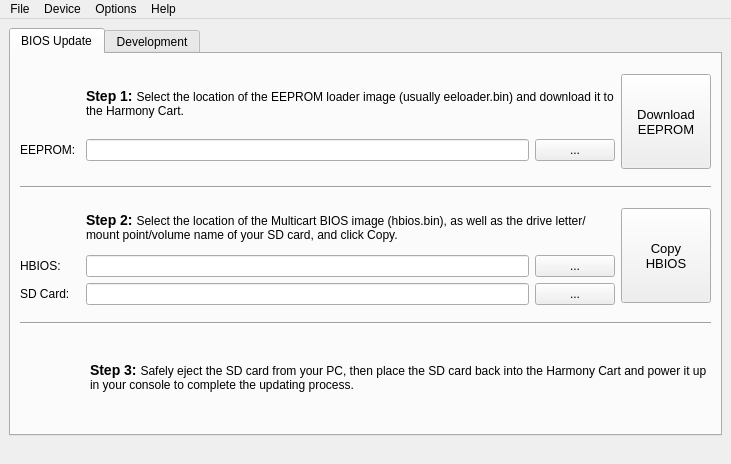
Before: the Qt Designer form harmonycartwindow.ui in sa666666/harmonycart, drawn with Qt 5.
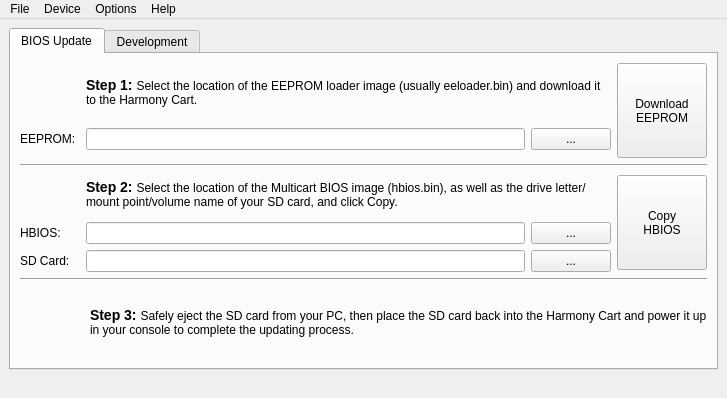
After: the same form once the commit is applied. Icons and pictures are not drawn.

Commit message: More cleanups to the UI; the various elements no longer use set font sizes, but instead use the defaults on your system.

```diff
--- a/harmonycartwindow.ui
+++ b/harmonycartwindow.ui
@@ -2,14 +2,6 @@
 <ui version="4.0">
  <class>HarmonyCartWindow</class>
  <widget class="QMainWindow" name="HarmonyCartWindow">
-  <property name="geometry">
-   <rect>
-    <x>0</x>
-    <y>0</y>
-    <width>731</width>
-    <height>464</height>
-   </rect>
-  </property>
   <property name="sizePolicy">
    <sizepolicy hsizetype="Preferred" vsizetype="Preferred">
     <horstretch>0</horstretch>
@@ -90,13 +82,8 @@
                 <verstretch>0</verstretch>
                </sizepolicy>
               </property>
-              <property name="font">
-               <font>
-                <pointsize>9</pointsize>
-               </font>
-              </property>
               <property name="text">
-               <string>&lt;html&gt;&lt;head/&gt;&lt;body&gt;&lt;p&gt;&lt;span style=&quot; font-size:large; font-weight:600;&quot;&gt;Step 1: &lt;/span&gt;Select the location of the EEPROM loader image (usually eeloader.bin) and download it to the Harmony Cart.&lt;/p&gt;&lt;/body&gt;&lt;/html&gt;</string>
+               <string>&lt;font size=&quot;+1&quot;&gt;&lt;b&gt;Step 1: &lt;/b&gt;&lt;/font&gt;Select the location of the EEPROM loader image (usually eeloader.bin) and download it to the Harmony Cart.</string>
               </property>
               <property name="alignment">
                <set>Qt::AlignLeading|Qt::AlignLeft|Qt::AlignVCenter</set>
@@ -114,11 +101,6 @@
                 <verstretch>0</verstretch>
                </sizepolicy>
               </property>
-              <property name="font">
-               <font>
-                <pointsize>9</pointsize>
-               </font>
-              </property>
               <property name="text">
                <string>EEPROM:</string>
               </property>
@@ -176,11 +158,6 @@
               <height>95</height>
              </size>
             </property>
-            <property name="font">
-             <font>
-              <pointsize>10</pointsize>
-             </font>
-            </property>
             <property name="toolTip">
              <string>Download the currently selected EEPROM
 loader image to the Harmony Cart.</string>
@@ -237,11 +214,6 @@
                 <height>0</height>
                </size>
               </property>
-              <property name="font">
-               <font>
-                <pointsize>9</pointsize>
-               </font>
-              </property>
               <property name="text">
                <string>&lt;font size=&quot;+1&quot;&gt;&lt;b&gt;Step 2: &lt;/b&gt;&lt;/font&gt;Select the location of the Multicart BIOS image (hbios.bin), as well as the drive letter/mount point/volume name of your SD card, and click Copy.</string>
               </property>
@@ -261,11 +233,6 @@
                 <verstretch>0</verstretch>
                </sizepolicy>
               </property>
-              <property name="font">
-               <font>
-                <pointsize>9</pointsize>
-               </font>
-              </property>
               <property name="text">
                <string>HBIOS: </string>
               </property>
@@ -312,11 +279,6 @@
                 <verstretch>0</verstretch>
                </sizepolicy>
               </property>
-              <property name="font">
-               <font>
-                <pointsize>9</pointsize>
-               </font>
-              </property>
               <property name="text">
                <string>SD Card:</string>
               </property>
@@ -371,11 +333,6 @@
               <height>95</height>
              </size>
             </property>
-            <property name="font">
-             <font>
-              <pointsize>10</pointsize>
-             </font>
-            </property>
             <property name="toolTip">
              <string>Copy the currently selected HBIOS
 image to your SD card.</string>
@@ -427,11 +384,6 @@
               <height>0</height>
              </size>
             </property>
-            <property name="font">
-             <font>
-              <pointsize>9</pointsize>
-             </font>
-            </property>
             <property name="text">
              <string>&lt;font size=&quot;+1&quot;&gt;&lt;b&gt;Step 3: &lt;/b&gt;&lt;/font&gt;Safely eject the SD card from your PC, then place the SD card back into the Harmony Cart and power it up in your console to complete the updating process.</string>
             </property>
@@ -1182,14 +1134,6 @@
    </layout>
   </widget>
   <widget class="QMenuBar" name="menubar">
-   <property name="geometry">
-    <rect>
-     <x>0</x>
-     <y>0</y>
-     <width>731</width>
-     <height>30</height>
-    </rect>
-   </property>
    <widget class="QMenu" name="menuFile">
     <property name="title">
      <string>File</string>
```
Left out of the diff: 41 changed lines with no effect on the pictures. The commit also changes 1 other file.
